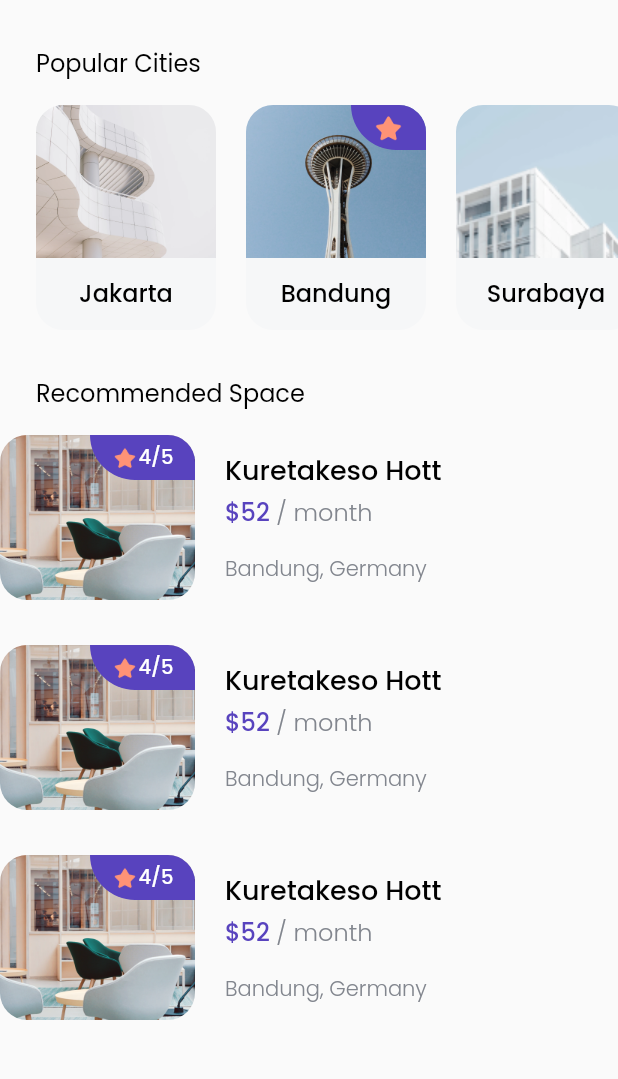
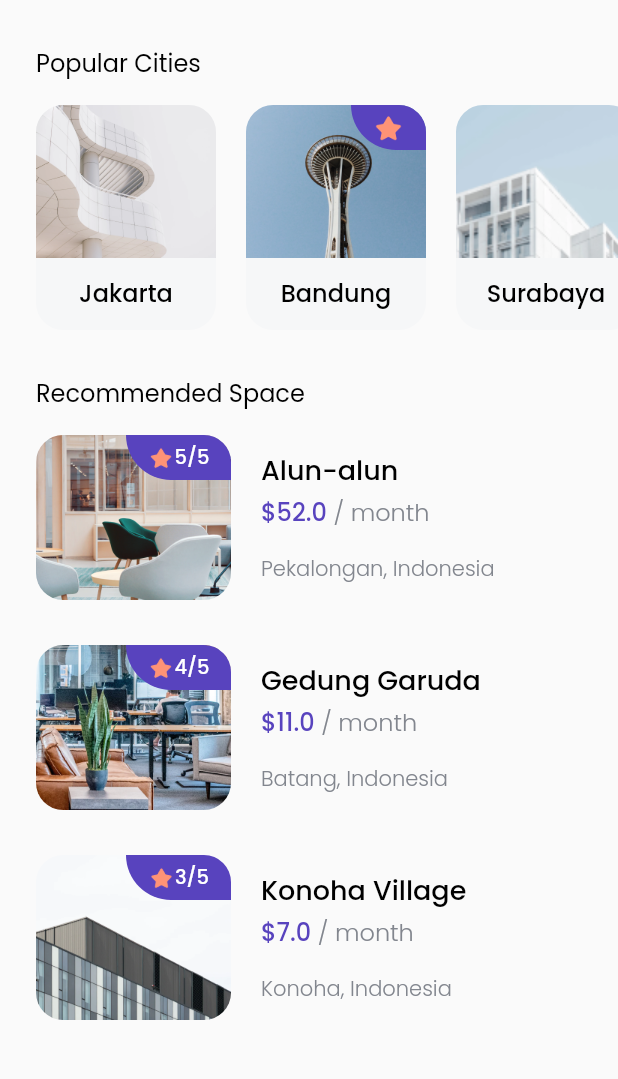
Before and after one commit to revanggaajip/cozy, a Flutter app: the HomePage screen opened directly, on a phone screen of 412 x 824 dp, the part 129-1208 px from its top. Run offline on Flutter 3.47's test engine with Material 2 defaults, Android fonts, the phone set to English and light mode, and no system bars; our stand-ins replace google_fonts.

Commit message:
Use Space Model in HomePage

```diff
--- a/lib/pages/home_page.dart
+++ b/lib/pages/home_page.dart
@@ -1,3 +1,4 @@
+import 'package:cozy/models/space.dart';
 import 'package:cozy/theme.dart';
 import 'package:cozy/widgets/city_card.dart';
 import 'package:cozy/widgets/space_card.dart';
@@ -92,18 +93,51 @@ class HomePage extends StatelessWidget {
                 height: 16,
               ),
               // NOTE : Recomended Spaces.
-              Column(
+              Padding(
+                padding: EdgeInsets.symmetric(horizontal: edge),
+                child: Column(
                   children: [
-                  SpaceCard(),
+                    SpaceCard(
+                      Space(
+                        id: 1,
+                        name: 'Alun-alun',
+                        imageUrl: 'assets/images/space1.png',
+                        price: 52,
+                        city: 'Pekalongan',
+                        country: 'Indonesia',
+                        rating: 5,
+                      ),
+                    ),
                     SizedBox(
                       height: 30,
                     ),
-                  SpaceCard(),
+                    SpaceCard(
+                      Space(
+                        id: 2,
+                        name: 'Gedung Garuda',
+                        imageUrl: 'assets/images/space2.png',
+                        price: 11,
+                        city: 'Batang',
+                        country: 'Indonesia',
+                        rating: 4,
+                      ),
+                    ),
                     SizedBox(
                       height: 30,
                     ),
-                  SpaceCard(),
+                    SpaceCard(
+                      Space(
+                        id: 3,
+                        name: 'Konoha Village',
+                        imageUrl: 'assets/images/space3.png',
+                        price: 7,
+                        city: 'Konoha',
+                        country: 'Indonesia',
+                        rating: 3,
+                      ),
+                    ),
                   ],
+                ),
               ),
             ],
           ),
--- a/lib/widgets/space_card.dart
+++ b/lib/widgets/space_card.dart
@@ -1,8 +1,11 @@
+import 'package:cozy/models/space.dart';
 import 'package:cozy/theme.dart';
 import 'package:flutter/material.dart';
 
 class SpaceCard extends StatelessWidget {
   // const SpaceCard({Key? key}) : super(key: key);
+  final Space space;
+  SpaceCard(this.space);
 
   @override
   Widget build(BuildContext context) {
@@ -15,7 +18,7 @@ class SpaceCard extends StatelessWidget {
             height: 110,
             child: Stack(
               children: [
-                Image.asset('assets/images/space1.png'),
+                Image.asset(space.imageUrl),
                 Align(
                   alignment: Alignment.topRight,
                   child: Container(
@@ -38,7 +41,7 @@ class SpaceCard extends StatelessWidget {
                             height: 18,
                           ),
                           Text(
-                            '4/5',
+                            '${space.rating}/5',
                             style: whiteTextStyle.copyWith(fontSize: 13),
                           )
                         ],
@@ -57,7 +60,7 @@ class SpaceCard extends StatelessWidget {
           crossAxisAlignment: CrossAxisAlignment.start,
           children: [
             Text(
-              'Kuretakeso Hott',
+              space.name,
               style: blackTextStyle.copyWith(fontSize: 18),
             ),
             SizedBox(
@@ -65,7 +68,7 @@ class SpaceCard extends StatelessWidget {
             ),
             Text.rich(
               TextSpan(
-                text: '\$52',
+                text: '\$${space.price}',
                 style: purpleTextStyle.copyWith(fontSize: 16),
                 children: [
                   TextSpan(
@@ -78,7 +81,7 @@ class SpaceCard extends StatelessWidget {
               height: 16,
             ),
             Text(
-              'Bandung, Germany',
+              '${space.city}, ${space.country}',
               style: greyTextStyle,
             )
           ],
```
Lines whose indentation alone changed are shown as unchanged.
